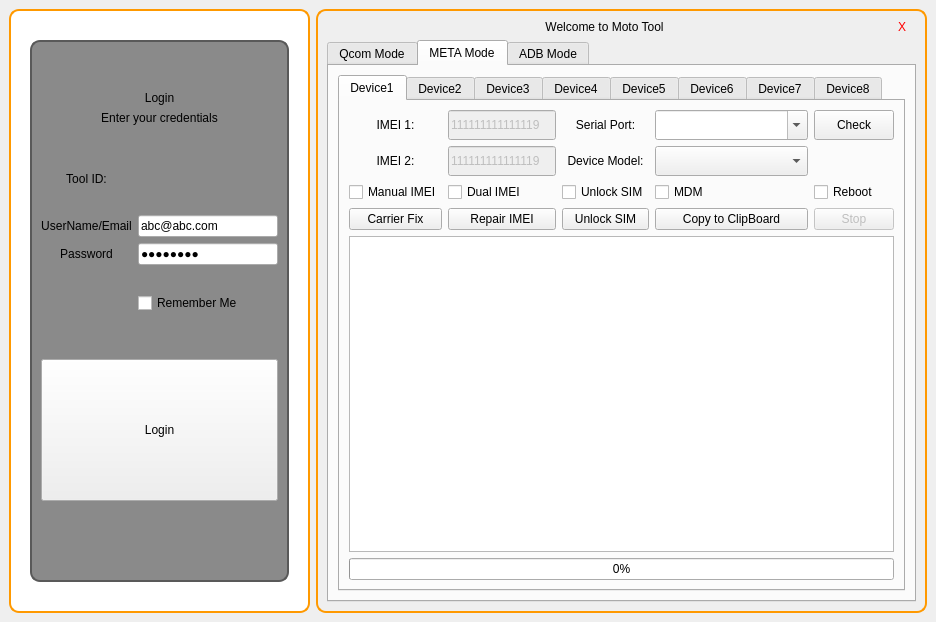
Old version of the form mainwindow.ui in the repository Mubshr07/MotoTool_MTK.
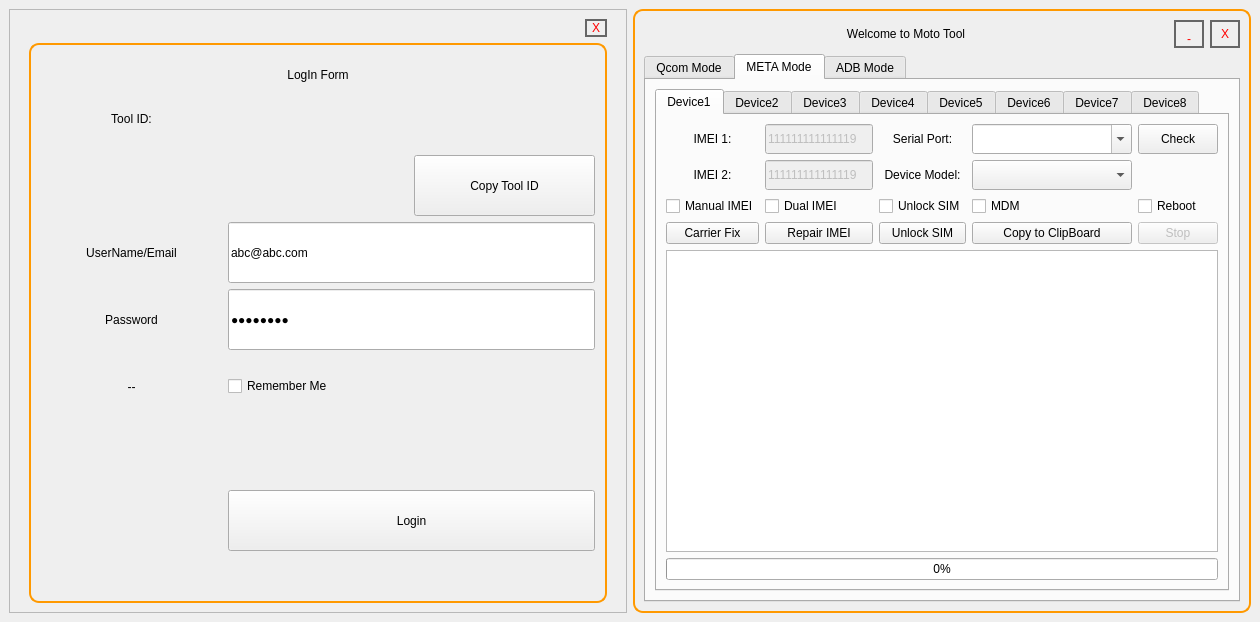
New version of the form. Icons and pictures are not drawn.

The edit to the form file:
```diff
--- a/mainwindow.ui
+++ b/mainwindow.ui
@@ -6,7 +6,7 @@
    <rect>
     <x>0</x>
     <y>0</y>
-    <width>936</width>
+    <width>1260</width>
     <height>622</height>
    </rect>
   </property>
@@ -36,18 +36,7 @@
        </sizepolicy>
       </property>
       <property name="styleSheet">
-       <string notr="true">#loginFrame {
-	border:2px solid rgb(255, 153, 0);
-	border-radius:10px; 
-	background: url(:/pics/appIcon.ico) no-repeat center center fixed;
-	background-color:white;
-}
-QGroupBox{
-	background-color: rgba(89, 89, 89, 180);
-	border:2px solid rgba(89, 89, 89, 255);
-	border-radius: 10px;
-
-}</string>
+       <string notr="true"/>
       </property>
       <property name="frameShape">
        <enum>QFrame::StyledPanel</enum>
@@ -75,23 +64,61 @@
        <item>
         <layout class="QVBoxLayout" name="verticalLayout_7">
          <item>
-          <spacer name="verticalSpacer_5">
-           <property name="orientation">
-            <enum>Qt::Vertical</enum>
-           </property>
-           <property name="sizeType">
-            <enum>QSizePolicy::Preferred</enum>
-           </property>
-           <property name="sizeHint" stdset="0">
-            <size>
-             <width>20</width>
-             <height>20</height>
-            </size>
-           </property>
-          </spacer>
+          <layout class="QHBoxLayout" name="horizontalLayout_3">
+           <item>
+            <spacer name="horizontalSpacer">
+             <property name="orientation">
+              <enum>Qt::Horizontal</enum>
+             </property>
+             <property name="sizeType">
+              <enum>QSizePolicy::Expanding</enum>
+             </property>
+             <property name="sizeHint" stdset="0">
+              <size>
+               <width>10</width>
+               <height>10</height>
+              </size>
+             </property>
+            </spacer>
+           </item>
+           <item>
+            <widget class="QPushButton" name="pb_Close_2">
+             <property name="sizePolicy">
+              <sizepolicy hsizetype="Fixed" vsizetype="Fixed">
+               <horstretch>0</horstretch>
+               <verstretch>0</verstretch>
+              </sizepolicy>
+             </property>
+             <property name="maximumSize">
+              <size>
+               <width>35</width>
+               <height>48</height>
+              </size>
+             </property>
+             <property name="styleSheet">
+              <string notr="true">font:800 26pt &quot;Arial&quot;;
+font: 800 26pt &quot;Tahoma&quot;;
+border: 2px solid #666;
+background-color:transparent;
+color:red;
+padding-left:5px;
+padding-right:5px;
+padding-bottom:0px; </string>
+             </property>
+             <property name="text">
+              <string>X</string>
+             </property>
+            </widget>
+           </item>
+          </layout>
          </item>
          <item>
           <widget class="QGroupBox" name="loginGroup">
+           <property name="styleSheet">
+            <string notr="true">#loginGroup {border:2px solid rgb(255, 153, 0);
+border-radius:10px; 
+}</string>
+           </property>
            <property name="title">
             <string/>
            </property>
@@ -104,67 +131,102 @@
                  <enum>Qt::Vertical</enum>
                 </property>
                 <property name="sizeType">
-                 <enum>QSizePolicy::Fixed</enum>
+                 <enum>QSizePolicy::Preferred</enum>
                 </property>
                 <property name="sizeHint" stdset="0">
                  <size>
                   <width>20</width>
-                  <height>40</height>
+                  <height>10</height>
                  </size>
                 </property>
                </spacer>
               </item>
               <item>
                <widget class="QLabel" name="label_9">
-                <property name="text">
-                 <string>Login</string>
+                <property name="styleSheet">
+                 <string notr="true">font: 800 18pt &quot;Comic Sans MS&quot;;</string>
                 </property>
-                <property name="alignment">
-                 <set>Qt::AlignCenter</set>
-                </property>
-               </widget>
-              </item>
-              <item>
-               <widget class="QLabel" name="label_10">
                 <property name="text">
-                 <string>Enter your credentials</string>
+                 <string>LogIn Form</string>
                 </property>
                 <property name="alignment">
                  <set>Qt::AlignCenter</set>
                 </property>
                </widget>
               </item>
-              <item>
-               <spacer name="verticalSpacer_3">
-                <property name="orientation">
-                 <enum>Qt::Vertical</enum>
-                </property>
-                <property name="sizeType">
-                 <enum>QSizePolicy::Preferred</enum>
-                </property>
-                <property name="sizeHint" stdset="0">
-                 <size>
-                  <width>20</width>
-                  <height>40</height>
-                 </size>
-                </property>
-               </spacer>
-              </item>
-              <item>
-               <layout class="QGridLayout" name="gridLayout_4"/>
-              </item>
               <item>
                <layout class="QGridLayout" name="gridLayout_3">
-                <item row="2" column="1">
-                 <widget class="QLineEdit" name="txt_UsernameEmail">
+                <item row="7" column="0">
+                 <widget class="QLabel" name="lbl_loginServerStatus">
                   <property name="sizePolicy">
-                   <sizepolicy hsizetype="Expanding" vsizetype="Expanding">
+                   <sizepolicy hsizetype="Preferred" vsizetype="Expanding">
                     <horstretch>0</horstretch>
                     <verstretch>0</verstretch>
                    </sizepolicy>
                   </property>
                   <property name="text">
-                   <string>abc@abc.com</string>
+                   <string>--</string>
+                  </property>
+                  <property name="alignment">
+                   <set>Qt::AlignCenter</set>
+                  </property>
+                 </widget>
+                </item>
+                <item row="5" column="0">
+                 <widget class="QLabel" name="label_8">
+                  <property name="sizePolicy">
+                   <sizepolicy hsizetype="Preferred" vsizetype="Expanding">
+                    <horstretch>0</horstretch>
+                    <verstretch>0</verstretch>
+                   </sizepolicy>
+                  </property>
+                  <property name="text">
+                   <string>Password</string>
+                  </property>
+                  <property name="alignment">
+                   <set>Qt::AlignCenter</set>
+                  </property>
+                 </widget>
+                </item>
+                <item row="9" column="0">
+                 <widget class="QLabel" name="label_48">
+                  <property name="sizePolicy">
+                   <sizepolicy hsizetype="Preferred" vsizetype="Expanding">
+                    <horstretch>0</horstretch>
+                    <verstretch>0</verstretch>
+                   </sizepolicy>
+                  </property>
+                  <property name="text">
+                   <string/>
+                  </property>
+                  <property name="alignment">
+                   <set>Qt::AlignCenter</set>
+                  </property>
+                 </widget>
+                </item>
+                <item row="1" column="2">
+                 <widget class="QPushButton" name="pb_CopyUniqueID">
+                  <property name="sizePolicy">
+                   <sizepolicy hsizetype="Minimum" vsizetype="Preferred">
+                    <horstretch>0</horstretch>
+                    <verstretch>0</verstretch>
+                   </sizepolicy>
+                  </property>
+                  <property name="text">
+                   <string>Copy Tool ID</string>
+                  </property>
+                 </widget>
+                </item>
+                <item row="9" column="1" colspan="2">
+                 <widget class="QPushButton" name="pb_Login">
+                  <property name="sizePolicy">
+                   <sizepolicy hsizetype="Minimum" vsizetype="Expanding">
+                    <horstretch>0</horstretch>
+                    <verstretch>0</verstretch>
+                   </sizepolicy>
+                  </property>
+                  <property name="text">
+                   <string>Login</string>
                   </property>
                  </widget>
                 </item>
@@ -184,45 +246,6 @@
                   </property>
                  </widget>
                 </item>
-                <item row="0" column="1">
-                 <widget class="QLabel" name="lbl_SystemID">
-                  <property name="sizePolicy">
-                   <sizepolicy hsizetype="Preferred" vsizetype="Expanding">
-                    <horstretch>0</horstretch>
-                    <verstretch>0</verstretch>
-                   </sizepolicy>
-                  </property>
-                  <property name="text">
-                   <string/>
-                  </property>
-                  <property name="alignment">
-                   <set>Qt::AlignCenter</set>
-                  </property>
-                 </widget>
-                </item>
-                <item row="3" column="1">
-                 <widget class="QLineEdit" name="txt_Password">
-                  <property name="sizePolicy">
-                   <sizepolicy hsizetype="Expanding" vsizetype="Expanding">
-                    <horstretch>0</horstretch>
-                    <verstretch>0</verstretch>
-                   </sizepolicy>
-                  </property>
-                  <property name="text">
-                   <string>12345678</string>
-                  </property>
-                  <property name="echoMode">
-                   <enum>QLineEdit::Password</enum>
-                  </property>
-                 </widget>
-                </item>
-                <item row="5" column="1">
-                 <widget class="QCheckBox" name="chck_LoginRememberMe">
-                  <property name="text">
-                   <string>Remember Me</string>
-                  </property>
-                 </widget>
-                </item>
                 <item row="0" column="0">
                  <widget class="QLabel" name="label_44">
                   <property name="sizePolicy">
@@ -239,23 +262,14 @@
                   </property>
                  </widget>
                 </item>
-                <item row="5" column="0">
-                 <widget class="QLabel" name="lbl_loginServerStatus">
-                  <property name="sizePolicy">
-                   <sizepolicy hsizetype="Preferred" vsizetype="Expanding">
-                    <horstretch>0</horstretch>
-                    <verstretch>0</verstretch>
-                   </sizepolicy>
-                  </property>
+                <item row="7" column="1">
+                 <widget class="QCheckBox" name="chck_LoginRememberMe">
                   <property name="text">
-                   <string/>
-                  </property>
-                  <property name="alignment">
-                   <set>Qt::AlignCenter</set>
+                   <string>Remember Me</string>
                   </property>
                  </widget>
                 </item>
-                <item row="2" column="0">
+                <item row="4" column="0">
                  <widget class="QLabel" name="label_7">
                   <property name="sizePolicy">
                    <sizepolicy hsizetype="Preferred" vsizetype="Expanding">
@@ -271,8 +285,37 @@
                   </property>
                  </widget>
                 </item>
-                <item row="3" column="0">
-                 <widget class="QLabel" name="label_8">
+                <item row="5" column="1" colspan="2">
+                 <widget class="QLineEdit" name="txt_Password">
+                  <property name="sizePolicy">
+                   <sizepolicy hsizetype="Expanding" vsizetype="Expanding">
+                    <horstretch>0</horstretch>
+                    <verstretch>0</verstretch>
+                   </sizepolicy>
+                  </property>
+                  <property name="text">
+                   <string>12345678</string>
+                  </property>
+                  <property name="echoMode">
+                   <enum>QLineEdit::Password</enum>
+                  </property>
+                 </widget>
+                </item>
+                <item row="4" column="1" colspan="2">
+                 <widget class="QLineEdit" name="txt_UsernameEmail">
+                  <property name="sizePolicy">
+                   <sizepolicy hsizetype="Expanding" vsizetype="Expanding">
+                    <horstretch>0</horstretch>
+                    <verstretch>0</verstretch>
+                   </sizepolicy>
+                  </property>
+                  <property name="text">
+                   <string>abc@abc.com</string>
+                  </property>
+                 </widget>
+                </item>
+                <item row="0" column="1" colspan="2">
+                 <widget class="QLabel" name="lbl_SystemID">
                   <property name="sizePolicy">
                    <sizepolicy hsizetype="Preferred" vsizetype="Expanding">
                     <horstretch>0</horstretch>
@@ -280,14 +323,14 @@
                    </sizepolicy>
                   </property>
                   <property name="text">
-                   <string>Password</string>
+                   <string/>
                   </property>
                   <property name="alignment">
                    <set>Qt::AlignCenter</set>
                   </property>
                  </widget>
                 </item>
-                <item row="4" column="0">
+                <item row="8" column="0">
                  <widget class="QLabel" name="label_47">
                   <property name="sizePolicy">
                    <sizepolicy hsizetype="Preferred" vsizetype="Expanding">
@@ -305,35 +348,6 @@
                 </item>
                </layout>
               </item>
-              <item>
-               <spacer name="verticalSpacer_4">
-                <property name="orientation">
-                 <enum>Qt::Vertical</enum>
-                </property>
-                <property name="sizeType">
-                 <enum>QSizePolicy::Preferred</enum>
-                </property>
-                <property name="sizeHint" stdset="0">
-                 <size>
-                  <width>20</width>
-                  <height>40</height>
-                 </size>
-                </property>
-               </spacer>
-              </item>
-              <item>
-               <widget class="QPushButton" name="pb_Login">
-                <property name="sizePolicy">
-                 <sizepolicy hsizetype="Minimum" vsizetype="Expanding">
-                  <horstretch>0</horstretch>
-                  <verstretch>0</verstretch>
-                 </sizepolicy>
-                </property>
-                <property name="text">
-                 <string>Login</string>
-                </property>
-               </widget>
-              </item>
               <item>
                <spacer name="verticalSpacer_2">
                 <property name="orientation">
@@ -345,7 +359,7 @@
                 <property name="sizeHint" stdset="0">
                  <size>
                   <width>20</width>
-                  <height>40</height>
+                  <height>10</height>
                  </size>
                 </property>
                </spacer>
@@ -368,22 +382,6 @@
            </layout>
           </widget>
          </item>
-         <item>
-          <spacer name="verticalSpacer_6">
-           <property name="orientation">
-            <enum>Qt::Vertical</enum>
-           </property>
-           <property name="sizeType">
-            <enum>QSizePolicy::Preferred</enum>
-           </property>
-           <property name="sizeHint" stdset="0">
-            <size>
-             <width>20</width>
-             <height>20</height>
-            </size>
-           </property>
-          </spacer>
-         </item>
         </layout>
        </item>
        <item>
@@ -432,11 +430,11 @@
       </property>
       <layout class="QVBoxLayout" name="verticalLayout_8">
        <item>
-        <layout class="QHBoxLayout" name="horizontalLayout_4">
-         <item>
+        <layout class="QGridLayout" name="gridLayout_7">
+         <item row="0" column="0">
           <widget class="QLabel" name="lbl_ProgramHeading">
            <property name="sizePolicy">
-            <sizepolicy hsizetype="Preferred" vsizetype="Fixed">
+            <sizepolicy hsizetype="Minimum" vsizetype="Fixed">
              <horstretch>0</horstretch>
              <verstretch>0</verstretch>
             </sizepolicy>
@@ -455,7 +453,42 @@
            </property>
           </widget>
          </item>
-         <item>
+         <item row="0" column="1">
+          <widget class="QPushButton" name="pb_Minimize">
+           <property name="sizePolicy">
+            <sizepolicy hsizetype="Fixed" vsizetype="Preferred">
+             <horstretch>0</horstretch>
+             <verstretch>0</verstretch>
+            </sizepolicy>
+           </property>
+           <property name="minimumSize">
+            <size>
+             <width>0</width>
+             <height>0</height>
+            </size>
+           </property>
+           <property name="maximumSize">
+            <size>
+             <width>30</width>
+             <height>45</height>
+            </size>
+           </property>
+           <property name="styleSheet">
+            <string notr="true">font:800 26pt &quot;Arial&quot;;
+font: 800 26pt &quot;Tahoma&quot;;
+border: 2px solid #666;
+background-color:transparent;
+color:red;
+padding-left:5px;
+padding-right:5px;
+padding-top:10px;</string>
+           </property>
+           <property name="text">
+            <string>-</string>
+           </property>
+          </widget>
+         </item>
+         <item row="0" column="2">
           <widget class="QPushButton" name="pb_Close">
            <property name="sizePolicy">
             <sizepolicy hsizetype="Fixed" vsizetype="Preferred">
@@ -471,17 +504,19 @@
            </property>
            <property name="maximumSize">
             <size>
-             <width>16777215</width>
+             <width>30</width>
              <height>45</height>
             </size>
            </property>
            <property name="styleSheet">
-            <string notr="true">font:800 26pt &quot;MS Shell Dlg 2&quot;;
-border: 0px solid transprent;
+            <string notr="true">font:800 26pt &quot;Arial&quot;;
+font: 800 26pt &quot;Tahoma&quot;;
+border: 2px solid #666;
 background-color:transparent;
 color:red;
-padding-left:10px;
-padding-right:10px;</string>
+padding-left:5px;
+padding-right:5px;
+padding-bottom:0px; </string>
            </property>
            <property name="text">
             <string>X</string>
@@ -3287,28 +3322,6 @@
      </widget>
     </item>
    </layout>
-   <widget class="QWidget" name="layoutWidget">
-    <property name="geometry">
-     <rect>
-      <x>0</x>
-      <y>0</y>
-      <width>100</width>
-      <height>30</height>
-     </rect>
-    </property>
-    <layout class="QVBoxLayout" name="verticalLayout_5"/>
-   </widget>
-   <widget class="QWidget" name="layoutWidget">
-    <property name="geometry">
-     <rect>
-      <x>0</x>
-      <y>0</y>
-      <width>100</width>
-      <height>30</height>
-     </rect>
-    </property>
-    <layout class="QVBoxLayout" name="verticalLayout_13"/>
-   </widget>
   </widget>
  </widget>
  <resources/>
```
